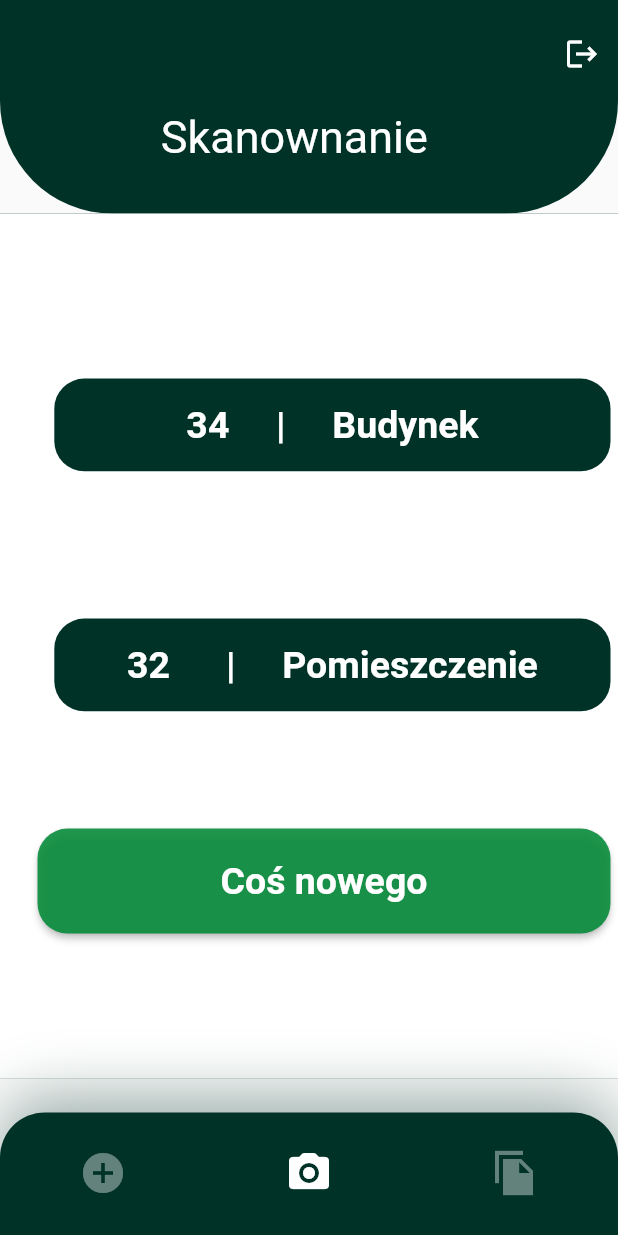
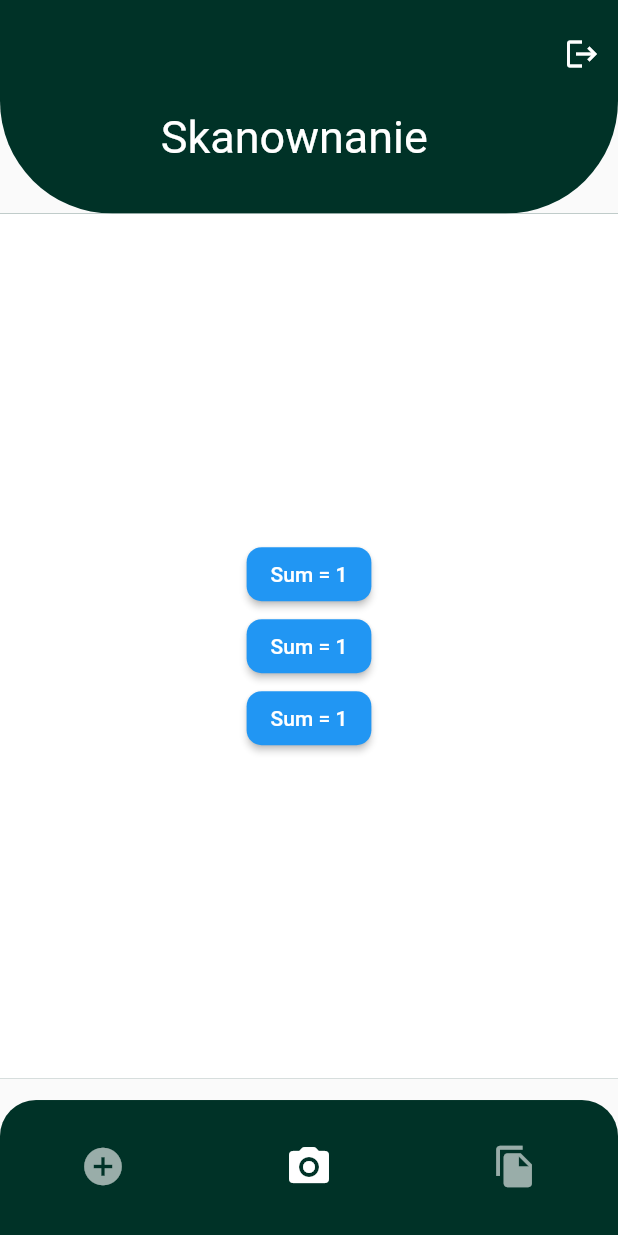
Before and after one commit to Lokinado/flutter_inventory_app, a Flutter app: the screen it shows once a user with an empty profile is signed in, on a phone screen of 412 x 824 dp. Run offline on Flutter 3.47's test engine with Material 2 defaults, Android fonts, the phone set to English and light mode, and no system bars; our stand-ins replace camera, firebase_auth, firebase_core; accounts and stored records are empty; Roboto replaces fonts that are missing (Montserrat).

Commit message:
New button, and new bottom bar - now hold state of the pages
Zmodyfikowałem i odpowiedzialny za utrzymanie stanów między połączonymi stronami - chwili obecnej zmiana jednej ze stron latać barze nie powoduje zresetowania stanu danej strony

```diff
--- /dev/null
+++ b/lib/components/place_choose_button.dart
@@ -0,0 +1,43 @@
+import 'package:flutter/material.dart';
+
+class PlaceButton extends StatefulWidget {
+  PlaceButton({Key? key,
+    required this.onTap,
+    required this.locationVertically,
+    required this.locationHorizontally
+  }) : super(key: key);
+
+  final locationVertically;
+  final locationHorizontally;
+  final Function()? onTap;
+
+
+  @override
+  State<PlaceButton> createState() => _PlaceButtonState();
+}
+
+class _PlaceButtonState extends State<PlaceButton> {
+  var choosenValue = 0;
+  var value = 1;
+  @override
+  Widget build(BuildContext context) {
+    return Container(
+      alignment: Alignment(widget.locationHorizontally, widget.locationVertically),
+      child: ElevatedButton(
+        onPressed: () {
+          setState(() {
+            value = value+1;
+          });
+        },
+
+        child: Text('Sum = ${value}'),
+        style: ElevatedButton.styleFrom(
+          shape: RoundedRectangleBorder(
+            borderRadius: BorderRadius.circular(10),
+          ),
+
+        ),
+      ),
+    );
+  }
+}
--- a/lib/pages/logged_page.dart
+++ b/lib/pages/logged_page.dart
@@ -14,109 +14,90 @@ class loggedMainPage extends StatefulWidget {
 }
 
 class _loggedMainPageState extends State<loggedMainPage>
-    with SingleTickerProviderStateMixin {
-
-  late TabController _tabController;
-  var selected = 1;
-
+    with SingleTickerProviderStateMixin, AutomaticKeepAliveClientMixin {
+  var _selectedPageIndex = 1;
+  late PageController _pageController;
+  List<Widget> _pages = [AddPage(), WyborMiejsca(), FilePage()];
 
   void signUserOut() async {
     await FirebaseAuth.instance.signOut();
   }
 
-  // Creatino and dispose of the element
+  @override
+  bool get wantKeepAlive => true;
 
   @override
   void initState() {
     super.initState();
-    _tabController = TabController(length: 3, vsync: this,
-        initialIndex: selected);
+    _pageController = PageController(initialPage: _selectedPageIndex);
   }
 
   @override
   void dispose() {
-    _tabController.dispose();
+    _pageController.dispose();
     super.dispose();
   }
 
-  //  Main page
-
   @override
   Widget build(BuildContext context) {
+    super.build(context); // Ensure the super build method is called
     return Scaffold(
-      appBar: buildAppBar(),  // With logged button
-
-      body: TabBarView(
-        controller: _tabController,
-        physics: NeverScrollableScrollPhysics(),
-        children: <Widget>[
-          AddPage(),
-          WyborMiejsca(),
-          FilePage(),
-        ],
-      ),
-
-
-      bottomNavigationBar: Container(
-        height: widget.size.height * 0.1, // Bottom bar is 10% of the height
-        decoration: BoxDecoration(
-          boxShadow: [
-            BoxShadow(
-              offset: const Offset(0, -10),
-              blurRadius: 35,
-              color: const Color.fromRGBO(0, 50, 39, 1).withOpacity(0.38),
-            ),
-          ],
-          color: const Color.fromRGBO(0, 50, 39, 1),
-          borderRadius: const BorderRadius.only(
-            topLeft: Radius.circular(30),
-            topRight: Radius.circular(30),
-          ),
-        ),
-
-        //  The bottm bar itself
-        child: TabBar(
-          indicator: BoxDecoration(),
-          controller: _tabController,
-          onTap: (index) {
+      appBar: buildAppBar(),
+      body: PageView(
+        controller: _pageController,
+        onPageChanged: (index) {
           setState(() {
-              selected = index;
+            _selectedPageIndex = index;
           });
         },
-          tabs: <Widget>[
-
-            //  Addition page
-            Tab(
-              icon: Icon(
-                Icons.add_circle_outlined,
+        pageSnapping: true,
+        children: _pages,
+      ),
+      bottomNavigationBar: Container(
+        height: widget.size.height * 0.11,
+        child: ClipRRect(
+          borderRadius: const BorderRadius.only(
+            topRight: Radius.circular(24),
+            topLeft: Radius.circular(24),
+          ),
+          child: BottomNavigationBar(
+            currentIndex: _selectedPageIndex,
+            selectedIconTheme: const IconThemeData(
+              color: Colors.white,
               size: 32,
-                color: Color.fromARGB(selected == 0 ? 255 : 100, 255, 255, 255),
             ),
+            unselectedIconTheme: const IconThemeData(
+              color: Colors.white60,
+              size: 30,
             ),
-
-            // Scanner page
-            Tab(
-              icon: Icon(
-                Icons.camera_alt_rounded,
-                size: 32,
-                color: Color.fromARGB(selected == 1 ? 255 : 100, 255, 255, 255),
+            showSelectedLabels: false,
+            showUnselectedLabels: false,
+            backgroundColor: const Color.fromRGBO(0, 50, 39, 1),
+            onTap: (selectedPageIndex) {
+              setState(() {
+                _selectedPageIndex = selectedPageIndex;
+                _pageController.jumpToPage(selectedPageIndex);
+              });
+            },
+            items: const [
+              BottomNavigationBarItem(
+                icon: Icon(Icons.add_circle_outlined),
+                label: "addpage",
               ),
+              BottomNavigationBarItem(
+                icon: Icon(Icons.camera_alt_rounded),
+                label: "Camera",
               ),
-
-            // File Page
-            Tab(
-              icon: Icon(
-                Icons.file_copy_sharp,
-                size: 32,
-                color: Color.fromARGB(selected == 2 ? 255 : 100, 255, 255, 255),
-              ),
+              BottomNavigationBarItem(
+                icon: Icon(Icons.file_copy),
+                label: "Files",
               ),
             ],
           ),
         ),
+      ),
     );
   }
-
 
   // Custom AppBar
   AppBar buildAppBar() {
@@ -137,5 +118,4 @@ class _loggedMainPageState extends State<loggedMainPage>
       ],
     );
   }
-
 }
--- a/lib/pages/scanner/scanerhomepagecenter.dart
+++ b/lib/pages/scanner/scanerhomepagecenter.dart
@@ -1,48 +1,64 @@
 import 'package:flutter/material.dart';
-import 'package:inventory_app/pages/scanner/scanner_page.dart';
 import 'package:inventory_app/components/topbodysection.dart';
-import 'package:inventory_app/components/rounded_rectangle.dart';
+import 'package:inventory_app/components/place_choose_button.dart';
 
-class CenterScanHomePage extends StatelessWidget {
-   CenterScanHomePage({Key? key,
-    required this.size,
-    required this.location})
+class CenterScanHomePage extends StatefulWidget {
+  CenterScanHomePage({Key? key, required this.size, required this.location})
       : super(key: key);
 
   final Size size;
   final Location location;
+
+  @override
+  State<CenterScanHomePage> createState() => _CenterScanHomePageState();
+}
+
+class _CenterScanHomePageState extends State<CenterScanHomePage>
+  with AutomaticKeepAliveClientMixin<CenterScanHomePage>{
   double roundness = 75;
 
+  @override
+  bool get wantKeepAlive => true;
 
   @override
   Widget build(BuildContext context) {
-    var elemWidth = size.width*0.9;
+    super.build(context);
+    var elemWidth = widget.size.width * 0.9;
     return Container(
-      height: size.height*0.7,
+        height: widget.size.height * 0.7,
         color: const Color.fromRGBO(0, 50, 39, 1),
         child: Container(
-        width: size.width,
-        height: size.height,
+          width: widget.size.width,
+          height: widget.size.height,
           decoration: BoxDecoration(
             color: Colors.white,
             borderRadius: BorderRadius.only(
-            topRight: Radius.circular(
-                location == Location.right? roundness : 0),
-            topLeft: Radius.circular(
-                location == Location.left? roundness : 0),
+              topRight:
+                  Radius.circular(widget.location == Location.right ? roundness : 0),
+              topLeft:
+                  Radius.circular(widget.location == Location.left ? roundness : 0),
             ),
           ),
-        child: Stack(
+          child: Column(
+            mainAxisAlignment: MainAxisAlignment.center,
             children: <Widget>[
-            roundedRectangleTextBox(text: '${34}     |     Budynek', top: 110, right: 5, width: elemWidth),
-            //roundedRectangleTextBox(text: '${3}     |     Piętro', top: 190, right: 5,  width: elemWidth),
-            roundedRectangleTextBox(text: '${32}      |     Pomieszczenie', top: 270, right: 5,  width: elemWidth),
-            roundedRectangleButton(destination: CameraPage(), top: 410, right: 5, width: elemWidth, napis: "Coś nowego",),
-
+              PlaceButton(
+                onTap: () {},
+                locationHorizontally: 0.0,
+                locationVertically: 0.0,
+              ),
+              PlaceButton(
+                onTap: () {},
+                locationHorizontally: 0.0,
+                locationVertically: 0.0,
+              ),
+              PlaceButton(
+                onTap: () {},
+                locationHorizontally: 0.0,
+                locationVertically: 0.0,
+              )
             ],
           ),
-      )
-    );
-
+        ));
   }
 }
```
Lines whose indentation alone changed are shown as unchanged.
